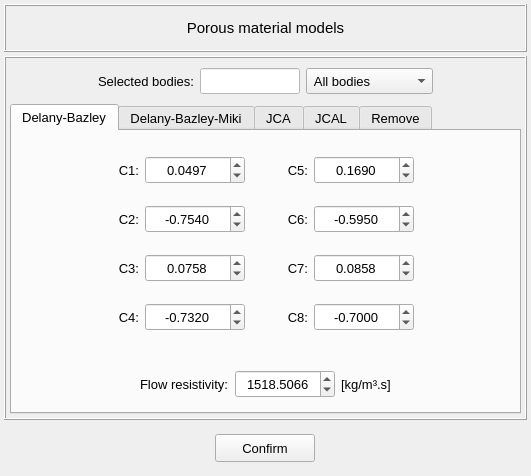
First picture: the form in vibra/interface/data/ui_files/model/setup/acoustic/set_porous_material_model.ui, repository MOPT-UFSC/VIBRA, before the edit.
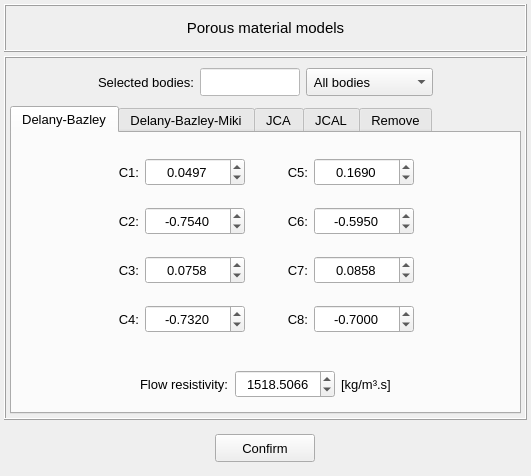
Second picture: the form after the edit.

The edit to the form file:
```diff
--- a/vibra/interface/data/ui_files/model/setup/acoustic/set_porous_material_model.ui
+++ b/vibra/interface/data/ui_files/model/setup/acoustic/set_porous_material_model.ui
@@ -2145,7 +2145,7 @@
         <property name="minimumSize">
          <size>
           <width>400</width>
-          <height>0</height>
+          <height>40</height>
          </size>
         </property>
         <property name="maximumSize">
@@ -2181,13 +2181,13 @@
            <property name="minimumSize">
             <size>
              <width>0</width>
-             <height>26</height>
+             <height>28</height>
             </size>
            </property>
            <property name="maximumSize">
             <size>
              <width>16777215</width>
-             <height>26</height>
+             <height>28</height>
             </size>
            </property>
            <property name="font">
@@ -2238,13 +2238,13 @@
            <property name="minimumSize">
             <size>
              <width>0</width>
-             <height>0</height>
+             <height>28</height>
             </size>
            </property>
            <property name="maximumSize">
             <size>
              <width>120</width>
-             <height>16777215</height>
+             <height>28</height>
             </size>
            </property>
            <property name="font">
@@ -2274,13 +2274,13 @@
            <property name="minimumSize">
             <size>
              <width>100</width>
-             <height>26</height>
+             <height>28</height>
             </size>
            </property>
            <property name="maximumSize">
             <size>
              <width>100</width>
-             <height>26</height>
+             <height>28</height>
             </size>
            </property>
            <property name="font">
```
